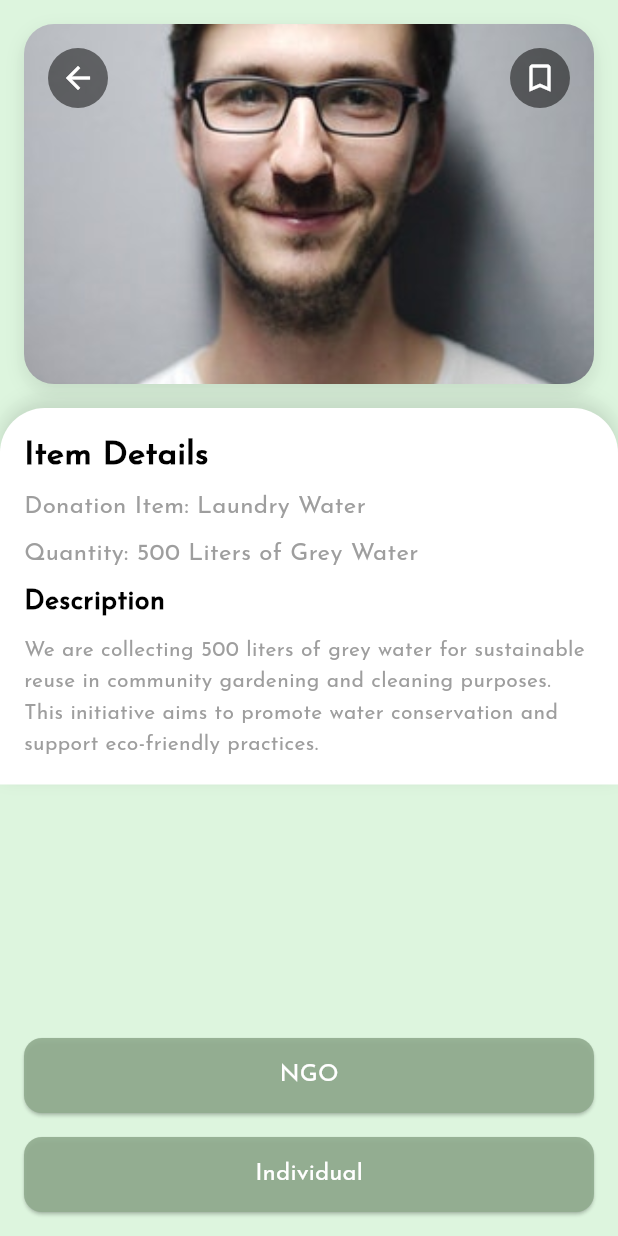
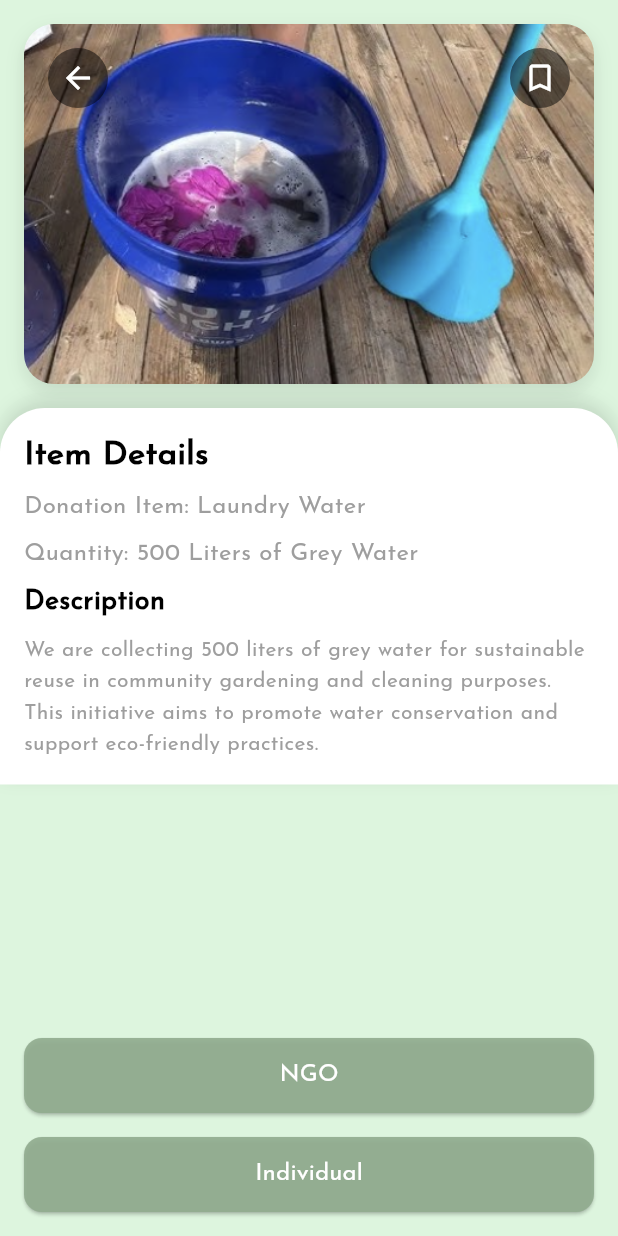
Before and after one commit to SagarTeotia1/WasteWise, a Flutter app: the DonationPage screen opened directly, scrolled down 576 dp, after a tap on "View Details", on a phone screen of 412 x 824 dp. Run offline on Flutter 3.47's test engine with Material 3 defaults, Android fonts, the phone set to English and light mode, and no system bars; our stand-ins replace animated_text_kit, curved_navigation_bar, get; missing offline and left inert: model_viewer_plus.

Commit message:
commit --final

```diff
--- a/lib/screens/Compaign/JoinaCompaign.dart
+++ b/lib/screens/Compaign/JoinaCompaign.dart
@@ -108,7 +108,7 @@ class JoinCampaignScreen extends StatelessWidget {
                         children: [
                           Positioned.fill(
                             child: Image.asset(
-                              logo, // Replace with your image path
+                              'assets/images/compost.png', // Replace with your image path
                               fit: BoxFit.cover,
                             ),
                           ),
@@ -187,7 +187,7 @@ class JoinCampaignScreen extends StatelessWidget {
                         ),
                         child: const Text(
                           "Join the Campaign as Volunteer",
-                          style: TextStyle(color: Colors.white, fontSize: 16),
+                          style: TextStyle(color: Colors.white, fontSize: 14),
                         ),
                       ),
                     ],
--- a/lib/screens/Home/homepage.dart
+++ b/lib/screens/Home/homepage.dart
@@ -50,7 +50,7 @@ class _HomepageState extends State<Homepage> {
                     // Fallback image or text
                     debugPrint("Profile image not found.");
                   },
-                  child: Icon(Icons.person), // Fallback icon
+                   // Fallback icon
                 ),
                 decoration: BoxDecoration(
                   color: Color(0xFF66785F),
--- a/lib/screens/donation/donation_Details.dart
+++ b/lib/screens/donation/donation_Details.dart
@@ -39,7 +39,7 @@ class DonationDetails extends StatelessWidget {
                         children: [
                           Positioned.fill(
                             child: Image.asset(
-                              logo, // Replace with your image path
+                              'assets/images/donate4.png', // Replace with your image path
                               fit: BoxFit.cover,
                             ),
                           ),
@@ -110,7 +110,7 @@ class DonationDetails extends StatelessWidget {
                         children: [
                           Positioned.fill(
                             child: Image.asset(
-                              logo, // Replace with your image path
+                             'assets/images/donate4.png', // Replace with your image path
                               fit: BoxFit.cover,
                             ),
                           ),
--- a/lib/widgets/DonationpageWidgets/DonationEeventNEarby.dart
+++ b/lib/widgets/DonationpageWidgets/DonationEeventNEarby.dart
@@ -1,5 +1,6 @@
 import 'package:flutter/material.dart';
 import 'package:get/get.dart';
+import 'package:trial/const/const_img.dart';
 import 'package:trial/screens/CatItemSilverScreen/Category_Item.dart';
 import 'package:trial/screens/Compaign/JoinaCompaign.dart';
 import 'package:trial/screens/donation/donation_Details.dart';
@@ -28,7 +29,7 @@ Widget DonationeventNearby() {
               image: 'assets/images/donate1.png',
               title: "Fresh Sandwiches",
               quantity: "25 pre-packed sandwiches",
-              profileImage: 'assets/images/logo.png',
+              profileImage: logo,
               donorName: "John Smith",
               rating: 4.8,
               category: "Food",
@@ -39,7 +40,7 @@ Widget DonationeventNearby() {
               image: 'assets/images/donate2.png',
               title: "Vegetable Peelings",
               quantity: "10 kg organic waste",
-              profileImage: 'assets/images/logo2.png',
+              profileImage: logo,
               donorName: "Emily Brown",
               rating: 4.6,
               category: "Compostable",
@@ -72,7 +73,7 @@ Widget DonationeventNearby() {
               image: 'assets/images/donate5.png',
               title: "Rainwater",
               quantity: "1,000 liters",
-              profileImage: 'assets/images/logo5.png',
+              profileImage: logo,
               donorName: "David Martinez",
               rating: 4.9,
               category: "Water",
```
Also changed, not shown: pubspec.yaml (+9 -0 lines), assets/images/Appicon.jpeg (added), pubspec.lock, 36 other files.
